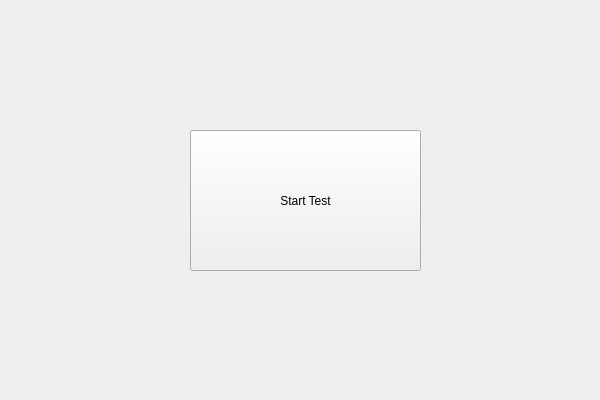
Above: desktop/EssaySafeDesktopClient/EssaySafeDesktopClient/essaysafedesktopclient.ui from rattrayalex/pre-essaysafe before the change. Below: the same form after it.
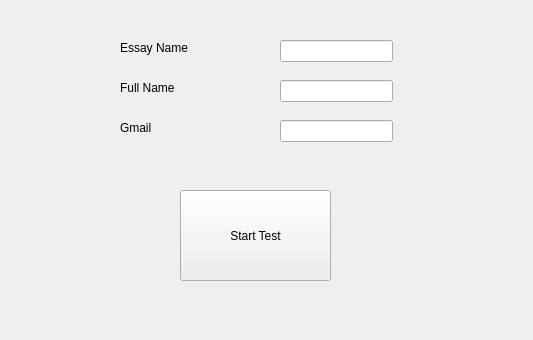
That is the form after the change. Custom widgets are drawn as their Qt base class.

```diff
--- a/desktop/EssaySafeDesktopClient/EssaySafeDesktopClient/essaysafedesktopclient.ui
+++ b/desktop/EssaySafeDesktopClient/EssaySafeDesktopClient/essaysafedesktopclient.ui
@@ -6,8 +6,8 @@
    <rect>
     <x>0</x>
     <y>0</y>
-    <width>600</width>
-    <height>400</height>
+    <width>533</width>
+    <height>340</height>
    </rect>
   </property>
   <property name="windowTitle">
@@ -20,10 +20,10 @@
    <widget class="MyButton" name="pushButton">
     <property name="geometry">
      <rect>
-      <x>190</x>
-      <y>130</y>
-      <width>231</width>
-      <height>141</height>
+      <x>180</x>
+      <y>190</y>
+      <width>151</width>
+      <height>91</height>
      </rect>
     </property>
     <property name="text">
@@ -36,6 +36,75 @@
      <bool>false</bool>
     </property>
    </widget>
+   <widget class="QLineEdit" name="lineEdit">
+    <property name="geometry">
+     <rect>
+      <x>280</x>
+      <y>40</y>
+      <width>113</width>
+      <height>22</height>
+     </rect>
+    </property>
+   </widget>
+   <widget class="QLineEdit" name="lineEdit_2">
+    <property name="geometry">
+     <rect>
+      <x>280</x>
+      <y>80</y>
+      <width>113</width>
+      <height>22</height>
+     </rect>
+    </property>
+   </widget>
+   <widget class="QLineEdit" name="lineEdit_3">
+    <property name="geometry">
+     <rect>
+      <x>280</x>
+      <y>120</y>
+      <width>113</width>
+      <height>22</height>
+     </rect>
+    </property>
+   </widget>
+   <widget class="QLabel" name="label">
+    <property name="geometry">
+     <rect>
+      <x>120</x>
+      <y>40</y>
+      <width>71</width>
+      <height>16</height>
+     </rect>
+    </property>
+    <property name="text">
+     <string>Essay Name</string>
+    </property>
+   </widget>
+   <widget class="QLabel" name="label_2">
+    <property name="geometry">
+     <rect>
+      <x>120</x>
+      <y>80</y>
+      <width>61</width>
+      <height>16</height>
+     </rect>
+    </property>
+    <property name="text">
+     <string>Full Name</string>
+    </property>
+   </widget>
+   <widget class="QLabel" name="label_3">
+    <property name="geometry">
+     <rect>
+      <x>120</x>
+      <y>120</y>
+      <width>53</width>
+      <height>16</height>
+     </rect>
+    </property>
+    <property name="text">
+     <string>Gmail</string>
+    </property>
+   </widget>
   </widget>
  </widget>
  <layoutdefault spacing="6" margin="11"/>
```
Left out of the diff: 70 changed lines with no effect on the pictures.
